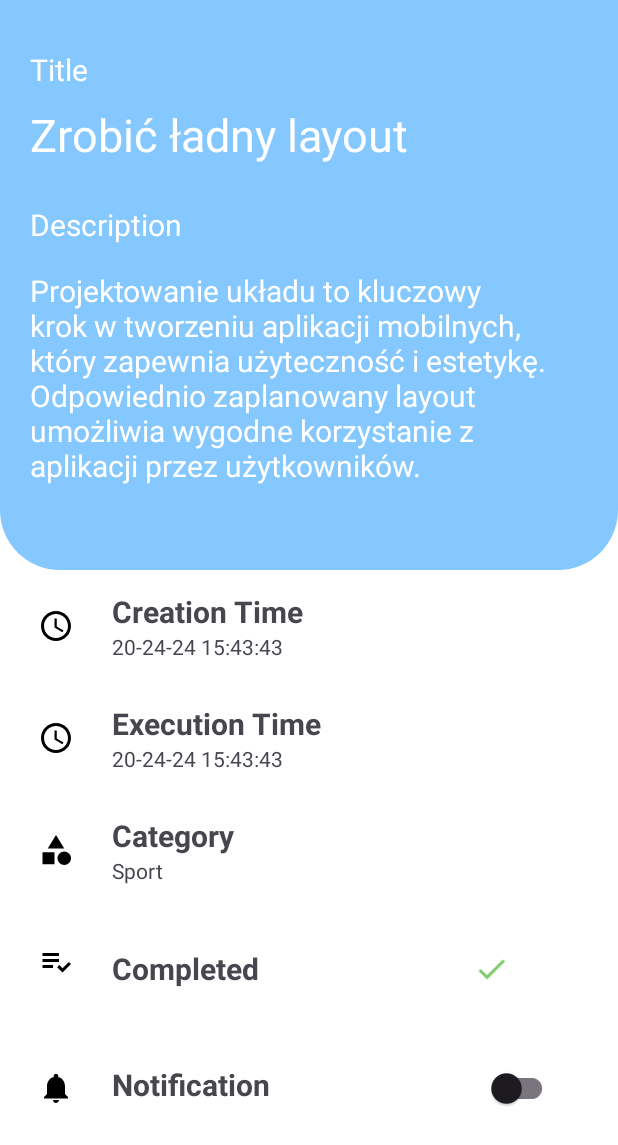
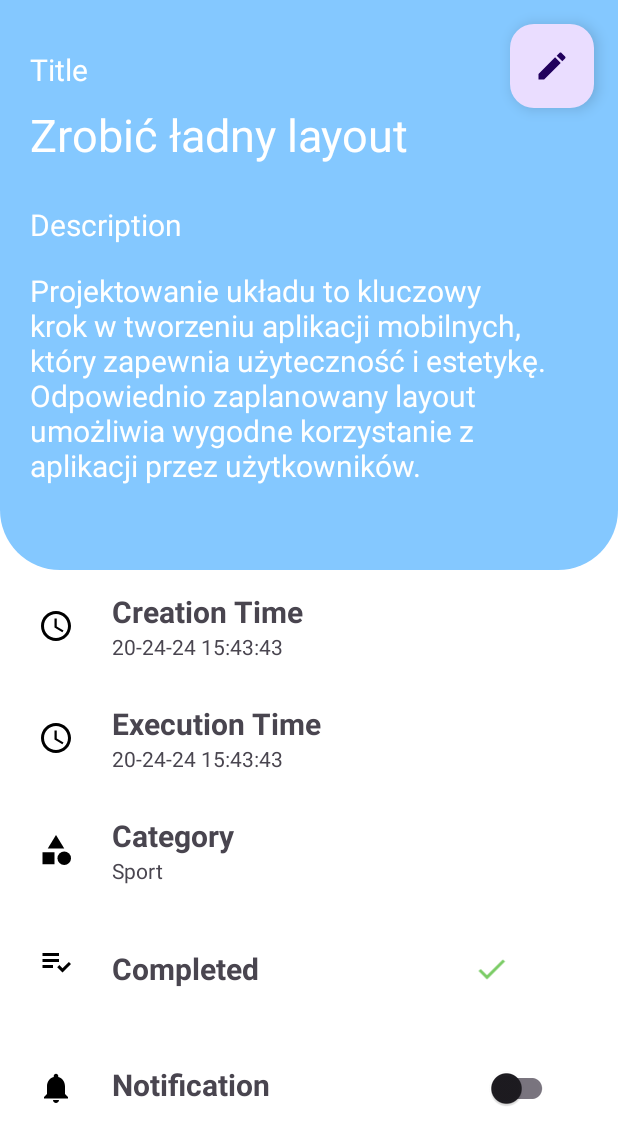
Before and after one commit to m4tiss/ToDoList, an Android app: the layout fragment_details.xml on its own in the app's theme, with its tools: preview values and no code run, on a phone screen of 412 x 824 dp. Shown: the top 1145 px of the screen. Run offline under Robolectric (Android 15) with nearby library versions, the light colour scheme and no system bars.

Commit message:
add edit btn

```diff
--- /dev/null
+++ b/app/src/main/res/drawable/ic_edit.xml
@@ -0,0 +1,5 @@
+<vector xmlns:android="http://schemas.android.com/apk/res/android" android:height="24dp" android:tint="#000000" android:viewportHeight="24" android:viewportWidth="24" android:width="24dp">
+
+    <path android:fillColor="@android:color/white" android:pathData="M3,17.25V21h3.75L17.81,9.94l-3.75,-3.75L3,17.25zM20.71,7.04c0.39,-0.39 0.39,-1.02 0,-1.41l-2.34,-2.34c-0.39,-0.39 -1.02,-0.39 -1.41,0l-1.83,1.83 3.75,3.75 1.83,-1.83z"/>
+
+</vector>
--- a/app/src/main/res/layout/activity_main.xml
+++ b/app/src/main/res/layout/activity_main.xml
@@ -60,10 +60,4 @@
             android:src="@drawable/ic_add"
             android:layout_gravity="bottom|end"/>
 
-<!--        <androidx.fragment.app.FragmentContainerView-->
-<!--            android:id="@+id/addTaskFragment"-->
-<!--            android:layout_width="match_parent"-->
-<!--            android:layout_height="match_parent"-->
-<!--            android:visibility="gone"/>-->
-
 </FrameLayout>
--- a/app/src/main/res/layout/fragment_details.xml
+++ b/app/src/main/res/layout/fragment_details.xml
@@ -10,6 +10,20 @@
         android:layout_width="match_parent"
         android:layout_height="wrap_content"
         android:orientation="vertical">
+
+        <RelativeLayout
+            android:layout_width="match_parent"
+            android:layout_height="wrap_content">
+
+            <com.google.android.material.floatingactionbutton.FloatingActionButton
+                android:id="@+id/editTask"
+                android:layout_width="wrap_content"
+                android:layout_height="wrap_content"
+                android:layout_margin="16dp"
+                android:clickable="true"
+                android:src="@drawable/ic_edit"
+                android:layout_alignParentEnd="true"
+                android:layout_alignParentTop="true"/>
 
             <LinearLayout
                 android:layout_width="match_parent"
@@ -55,6 +69,9 @@
                     android:textColor="@color/white"
                     android:textSize="20sp"/>
             </LinearLayout>
+
+        </RelativeLayout>
+
 
         <LinearLayout
             android:layout_width="match_parent"
@@ -231,4 +248,6 @@
         </LinearLayout>
 
     </LinearLayout>
+
+
 </ScrollView>
```
Lines whose indentation alone changed are shown as unchanged.
